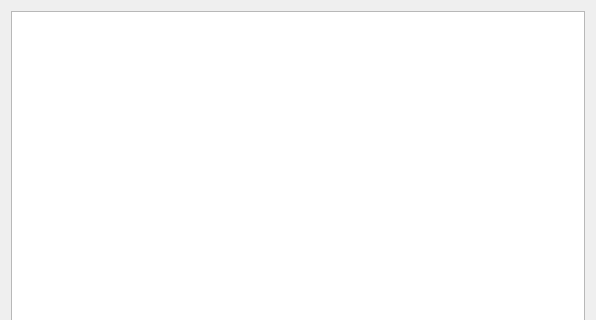
Qt form ui_files/config_window.ui (SmallGreenHedgehog/py_quick_paste) before a commit; both pictures show x 0 to 596 and y 0 to 320 of the 596 by 510 pixel window.
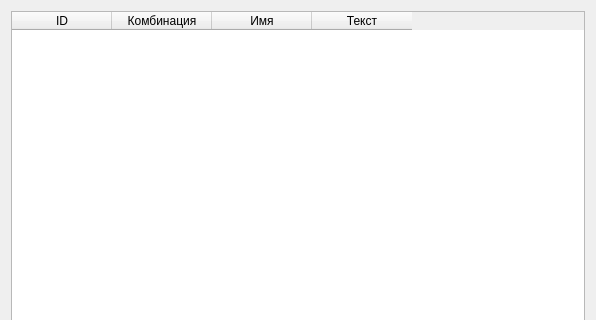
The same form after that commit.

Commit message: Таблица теперь QTableWidget вместо QTableView.

What changed in the file:
```diff
--- a/ui_files/config_window.ui
+++ b/ui_files/config_window.ui
@@ -15,7 +15,28 @@
   </property>
   <layout class="QVBoxLayout" name="verticalLayout">
    <item>
-    <widget class="QTableView" name="tableView"/>
+    <widget class="QTableWidget" name="tableWidget">
+     <column>
+      <property name="text">
+       <string>ID</string>
+      </property>
+     </column>
+     <column>
+      <property name="text">
+       <string>Комбинация</string>
+      </property>
+     </column>
+     <column>
+      <property name="text">
+       <string>Имя</string>
+      </property>
+     </column>
+     <column>
+      <property name="text">
+       <string>Текст</string>
+      </property>
+     </column>
+    </widget>
    </item>
    <item>
     <layout class="QHBoxLayout" name="horizontalLayout">
```
The commit also changes 1 other file.
